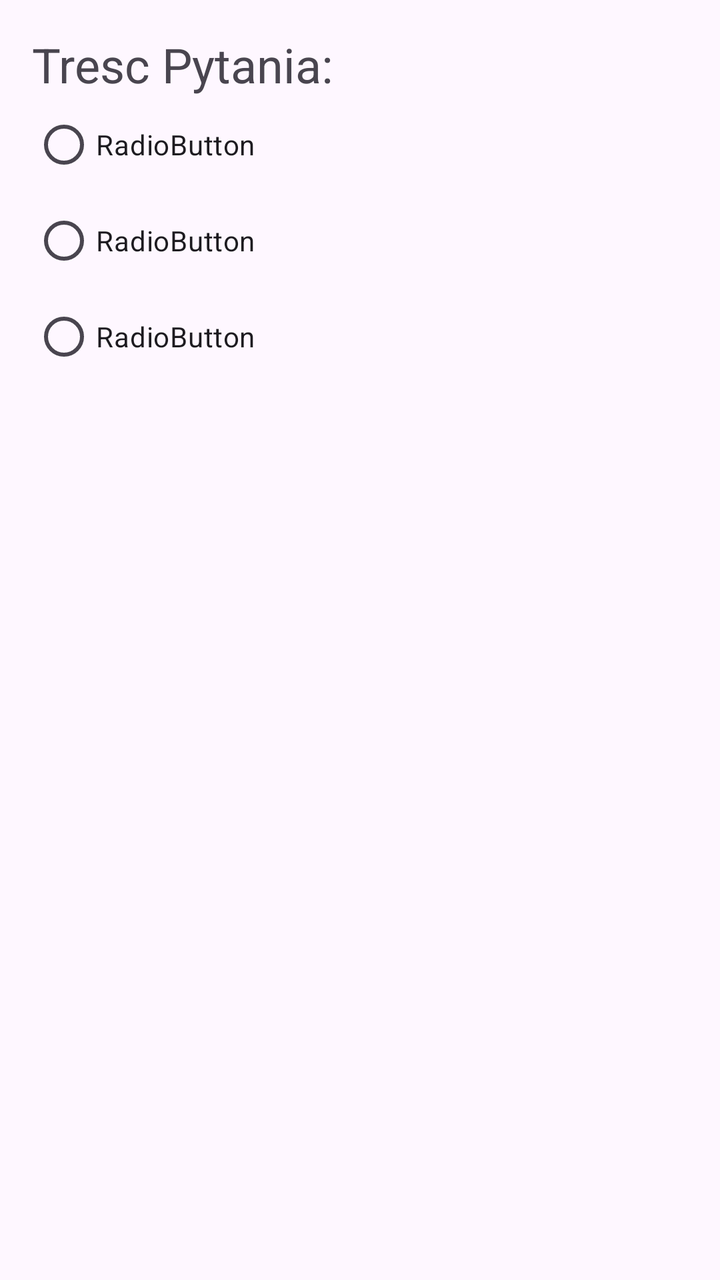
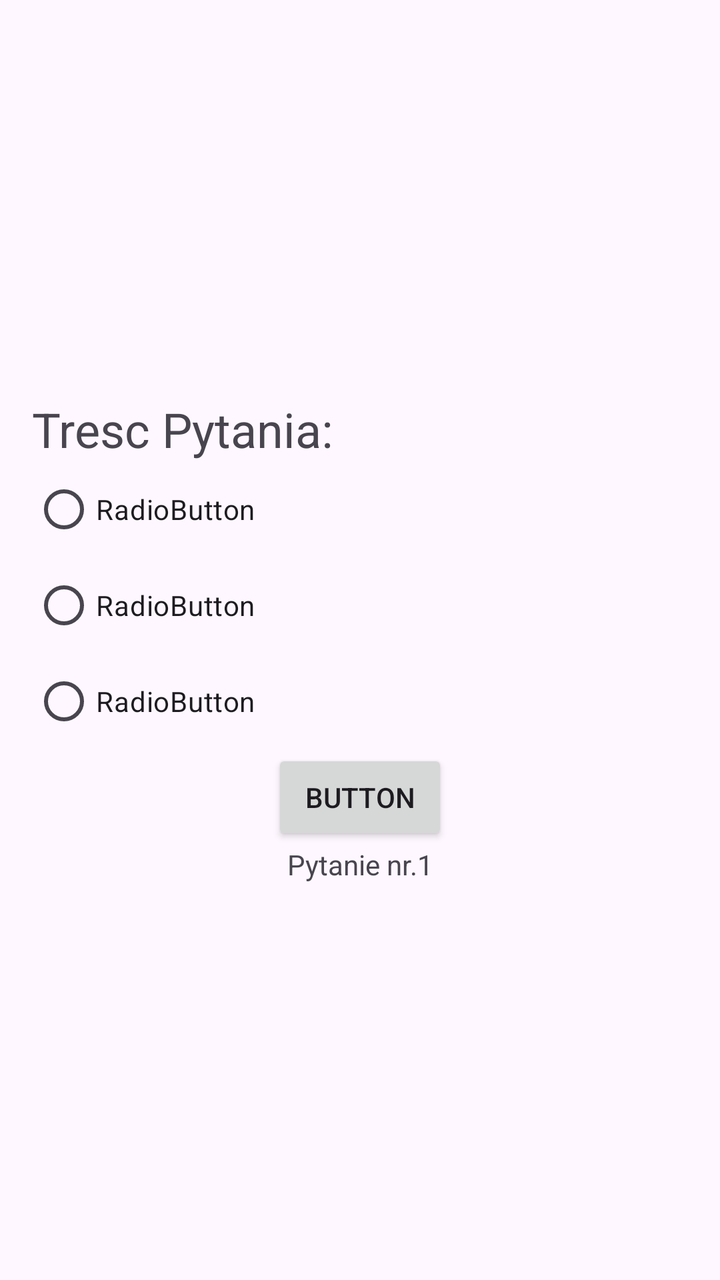

Before-and-after screenshots of an Android layout around one commit, followed by the original layout XML and the change that was made.
<!-- AndroidManifest.xml: application theme Theme.Retrofitcik -->
<!-- res/layout/activity_main.xml -->
<?xml version="1.0" encoding="utf-8"?>
<LinearLayout xmlns:android="http://schemas.android.com/apk/res/android"
    xmlns:app="http://schemas.android.com/apk/res-auto"
    xmlns:tools="http://schemas.android.com/tools"
    android:id="@+id/main"
    android:layout_width="match_parent"
    android:layout_height="match_parent"
    android:orientation="vertical"
    android:gravity="center"
    android:padding="16dp"
    tools:context=".MainActivity">

    <TextView
        android:id="@+id/textViewTrescPytania"
        android:layout_width="match_parent"
        android:layout_height="wrap_content"
        android:text="Tresc Pytania:"
        android:textSize="24sp"/>

    <RadioGroup
        android:id="@+id/RadioGroup1"
        android:layout_width="match_parent"
        android:layout_height="match_parent" >

        <RadioButton
            android:id="@+id/radioButton"
            android:layout_width="match_parent"
            android:layout_height="wrap_content"
            android:text="RadioButton" />

        <RadioButton
            android:id="@+id/radioButton2"
            android:layout_width="match_parent"
            android:layout_height="wrap_content"
            android:text="RadioButton" />

        <RadioButton
            android:id="@+id/radioButton3"
            android:layout_width="match_parent"
            android:layout_height="wrap_content"
            android:text="RadioButton" />

    </RadioGroup>

    <Button
        android:id="@+id/button"
        android:layout_width="wrap_content"
        android:layout_height="wrap_content"
        android:text="Button" />

</LinearLayout>
<!-- resources referenced by this layout -->
<resources>
  <style name="Theme.Retrofitcik" parent="Base.Theme.Retrofitcik" />
  <style name="Base.Theme.Retrofitcik" parent="Theme.Material3.DayNight.NoActionBar">
          
          
      </style>
</resources>

<!-- the commit's change to res/layout/activity_main.xml (unified diff, before → after) -->
@@ -20,7 +20,7 @@
     <RadioGroup
         android:id="@+id/RadioGroup1"
         android:layout_width="match_parent"
-        android:layout_height="match_parent" >
+        android:layout_height="wrap_content" >
 
         <RadioButton
             android:id="@+id/radioButton"
@@ -48,4 +48,12 @@
         android:layout_height="wrap_content"
         android:text="Button" />
 
+    <TextView
+        android:id="@+id/textViewNumer"
+        android:layout_width="match_parent"
+        android:layout_height="wrap_content"
+        android:text="Pytanie nr.1"
+        android:gravity="center"/>
+
+
 </LinearLayout>
